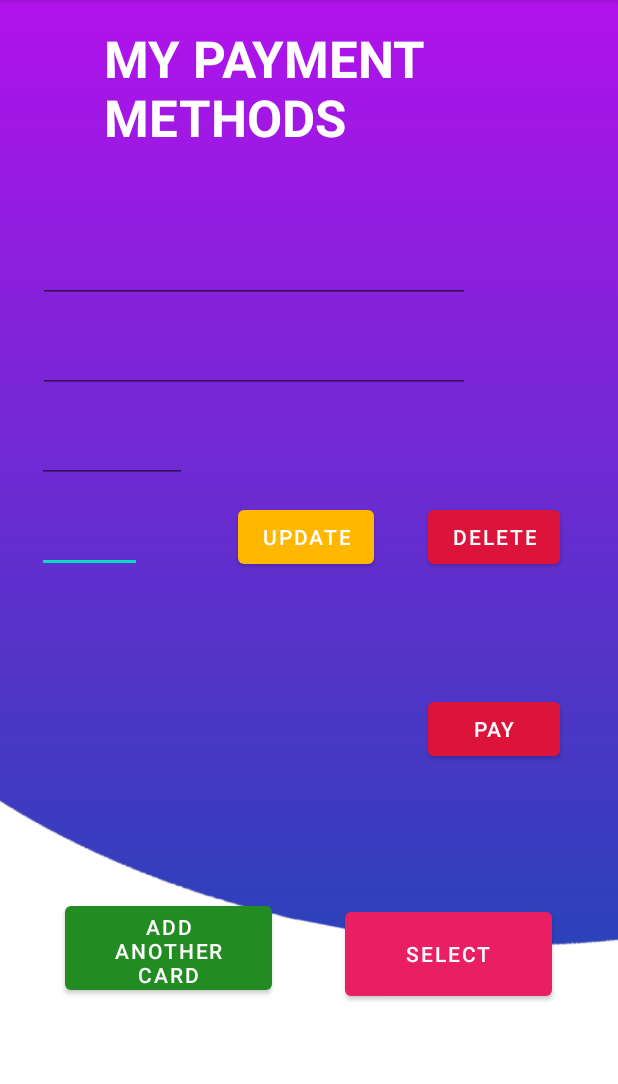
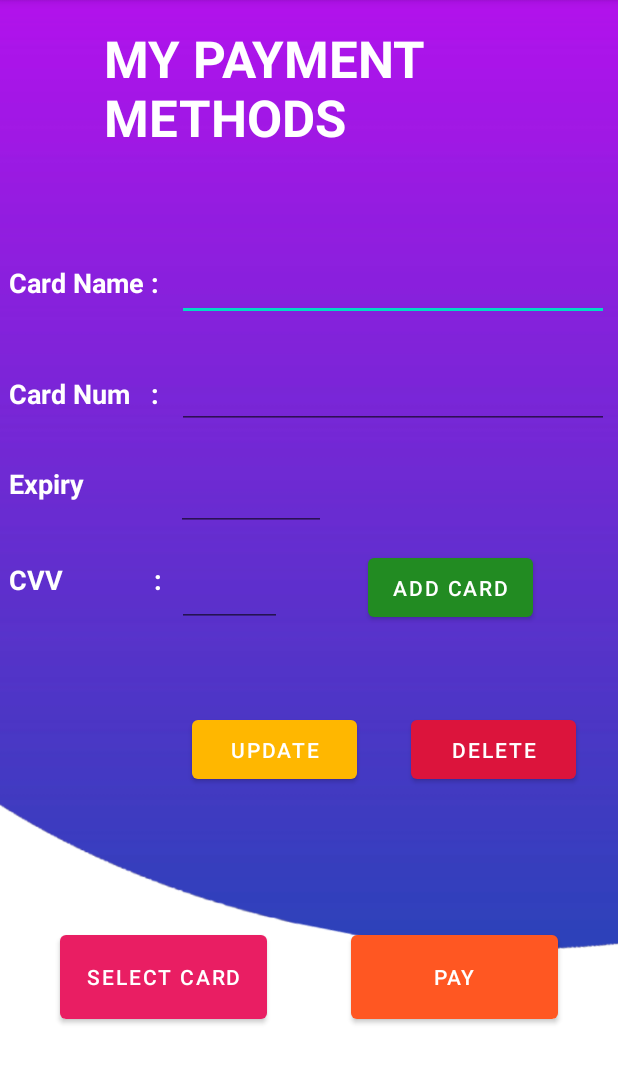
Before and after one commit to raninduSachintha/MAD-project-Team_X-Mobile_Plaza, an Android app: the mycards screen opened directly, with no data from a screen before it, on a phone screen of 412 x 824 dp, the part 84-1168 px from its top. Run offline under Robolectric (Android 15) with nearby library versions, the phone set to English and light mode, and no system bars.

Commit message:
update added

```diff
--- a/Payment Management/app/src/main/java/com/example/mobileplaza/database/DBHelper.java
+++ b/Payment Management/app/src/main/java/com/example/mobileplaza/database/DBHelper.java
@@ -27,7 +27,7 @@ public class DBHelper extends SQLiteOpenHelper {   //handel all crud functions
                         UsersMaster.Users._ID+ " INTEGER PRIMARY KEY," +
                         UsersMaster.Users.col_1+ " TEXT,"+
                         UsersMaster.Users.col_2+ " INTEGER,"+           //qery for creating the table
-                        UsersMaster.Users.col_3+ " INTEGER,"+
+                        UsersMaster.Users.col_3+ " TEXT,"+
                         UsersMaster.Users.col_4+ " INTEGER)";
 
         db.execSQL(SQL_CREATE_ENTRIES);
--- a/Payment Management/app/src/main/java/com/example/mobileplaza/mycards.java
+++ b/Payment Management/app/src/main/java/com/example/mobileplaza/mycards.java
@@ -6,9 +6,11 @@ import androidx.appcompat.app.AlertDialog;
 import androidx.appcompat.app.AppCompatActivity;
 
 import android.content.DialogInterface;
+import android.content.Intent;
 import android.os.Bundle;
 
 import android.view.View;
+import android.widget.Button;
 import android.widget.EditText;
 import android.widget.Toast;
 
@@ -24,6 +26,8 @@ public class mycards extends AppCompatActivity {
     EditText et_cardexp6;
     EditText et_cardcvv6;
 
+    private Button payto;
+
 
 
     @Override
@@ -36,6 +40,15 @@ public class mycards extends AppCompatActivity {
         et_cardnumber6=findViewById(R.id.et_cardnumber6);
         et_cardexp6=findViewById(R.id.et_cardexp6);
         et_cardcvv6=findViewById(R.id.et_cardcvv6);
+
+        payto=findViewById(R.id.btn_pay2);
+        payto.setOnClickListener(new View.OnClickListener() {
+            @Override
+            public void onClick(View view) {
+                Intent intents=new Intent(mycards.this,successful.class);
+                startActivity(intents);
+            }
+        });
 
     }
 
@@ -78,7 +91,7 @@ public class mycards extends AppCompatActivity {
             @Override
             public void onClick(DialogInterface dialogInterface, int i) {            //click index is i
 
-                String cardName = infoArray[i].split(":")[0];
+                String cardName =infoArray[i].split(":")[0];
                 String cardNum = infoArray[i].split(":")[1];          //split values auto by when click
                 String cardExp = infoArray[i].split(":")[2];
                 String cardCvv = infoArray[i].split(":")[3];
--- a/Payment Management/app/src/main/res/layout/activity_mycards.xml
+++ b/Payment Management/app/src/main/res/layout/activity_mycards.xml
@@ -15,38 +15,69 @@
         app:layout_constraintHorizontal_bias="0.505"
         app:layout_constraintStart_toStartOf="parent"
         app:layout_constraintTop_toTopOf="parent"
-        app:layout_constraintVertical_bias="0.375"
+        app:layout_constraintVertical_bias="0.318"
         app:srcCompat="@drawable/background" />
 
     <Button
         android:id="@+id/btn_pay2"
-        android:layout_width="wrap_content"
-        android:layout_height="wrap_content"
-        android:layout_marginStart="36dp"
-        android:layout_marginLeft="36dp"
-        android:layout_marginTop="80dp"
+        android:layout_width="138dp"
+        android:layout_height="68dp"
+        android:layout_marginEnd="40dp"
+        android:layout_marginRight="40dp"
         android:text="@string/btn_pay2"
-        app:backgroundTint="#DC143C"
+        app:backgroundTint="#FF5722"
+        app:layout_constraintBaseline_toBaselineOf="@+id/btn_select"
+        app:layout_constraintEnd_toEndOf="parent" />
+
+    <EditText
+        android:id="@+id/et_cardname6"
+        android:layout_width="288dp"
+        android:layout_height="52dp"
+        android:layout_marginTop="52dp"
+        android:ems="10"
+        android:inputType="textPersonName"
+        android:text="@string/et_cardname6"
+        android:textColor="#FFFFFF"
+        android:textSize="18sp"
+        android:textStyle="bold"
         app:layout_constraintEnd_toEndOf="parent"
-        app:layout_constraintHorizontal_bias="0.0"
-        app:layout_constraintStart_toEndOf="@+id/btn_update"
-        app:layout_constraintTop_toBottomOf="@+id/btn_delete" />
+        app:layout_constraintHorizontal_bias="0.951"
+        app:layout_constraintStart_toStartOf="parent"
+        app:layout_constraintTop_toBottomOf="@+id/textView2"
+        tools:ignore="SpeakableTextPresentCheck" />
+
+    <EditText
+        android:id="@+id/et_cardexp6"
+        android:layout_width="100dp"
+        android:layout_height="52dp"
+        android:layout_marginTop="16dp"
+        android:ems="10"
+        android:inputType="date"
+        android:text="@string/et_cardexp6"
+        android:textColor="#FFFFFF"
+        android:textSize="18sp"
+        android:textStyle="bold"
+        app:layout_constraintEnd_toEndOf="parent"
+        app:layout_constraintHorizontal_bias="0.376"
+        app:layout_constraintStart_toStartOf="parent"
+        app:layout_constraintTop_toBottomOf="@+id/et_cardnumber6"
+        tools:ignore="SpeakableTextPresentCheck" />
 
     <EditText
         android:id="@+id/et_cardcvv6"
         android:layout_width="70dp"
         android:layout_height="52dp"
-        android:layout_marginTop="8dp"
+        android:layout_marginTop="12dp"
+        android:layout_marginEnd="224dp"
+        android:layout_marginRight="224dp"
         android:ems="10"
+
         android:inputType="numberSigned"
         android:text="@string/et_cardcvv6"
-
         android:textColor="#FFFFFF"
         android:textSize="18sp"
         android:textStyle="bold"
         app:layout_constraintEnd_toEndOf="parent"
-        app:layout_constraintHorizontal_bias="0.073"
-        app:layout_constraintStart_toStartOf="parent"
         app:layout_constraintTop_toBottomOf="@+id/et_cardexp6"
         tools:ignore="SpeakableTextPresentCheck" />
 
@@ -54,7 +85,7 @@
         android:id="@+id/et_cardnumber6"
         android:layout_width="288dp"
         android:layout_height="52dp"
-        android:layout_marginTop="8dp"
+        android:layout_marginTop="20dp"
         android:ems="10"
         android:inputType="numberSigned"
         android:text="@string/et_cardnumber6"
@@ -62,70 +93,35 @@
         android:textSize="18sp"
         android:textStyle="bold"
         app:layout_constraintEnd_toEndOf="parent"
-        app:layout_constraintHorizontal_bias="0.203"
+        app:layout_constraintHorizontal_bias="0.951"
         app:layout_constraintStart_toStartOf="parent"
         app:layout_constraintTop_toBottomOf="@+id/et_cardname6"
         tools:ignore="SpeakableTextPresentCheck" />
 
-    <EditText
-        android:id="@+id/et_cardname6"
-        android:layout_width="288dp"
-        android:layout_height="52dp"
-        android:layout_marginTop="40dp"
-        android:ems="10"
-        android:inputType="textPersonName"
-        android:text="@string/et_cardname6"
-        android:textColor="#FFFFFF"
-        android:textSize="18sp"
-        android:textStyle="bold"
-        app:layout_constraintEnd_toEndOf="parent"
-        app:layout_constraintHorizontal_bias="0.203"
-        app:layout_constraintStart_toStartOf="parent"
-        app:layout_constraintTop_toBottomOf="@+id/textView2"
-        tools:ignore="SpeakableTextPresentCheck" />
-
     <Button
         android:id="@+id/btn_addanother"
-        android:layout_width="138dp"
-        android:layout_height="68dp"
-        android:layout_marginTop="216dp"
+        android:layout_width="110dp"
+        android:layout_height="51dp"
+        android:layout_marginTop="80dp"
         android:onClick="saveCard"
-        android:text="@string/btn_addanother"
+        android:text="@string/btn_addanother2"
         app:backgroundTint="#228B22"
         app:layout_constraintEnd_toEndOf="parent"
-        app:layout_constraintHorizontal_bias="0.157"
-        app:layout_constraintStart_toStartOf="parent"
-        app:layout_constraintTop_toBottomOf="@+id/btn_update" />
+        app:layout_constraintStart_toEndOf="@+id/et_cardcvv6"
+        app:layout_constraintTop_toBottomOf="@+id/et_cardnumber6" />
 
     <Button
         android:id="@+id/btn_select"
         android:layout_width="138dp"
         android:layout_height="68dp"
-        android:layout_marginTop="220dp"
-        android:layout_marginEnd="44dp"
-        android:layout_marginRight="44dp"
+        android:layout_marginStart="40dp"
+        android:layout_marginLeft="40dp"
+        android:layout_marginTop="92dp"
         android:onClick="viewAll"
-        android:text="@string/btn_select"
+        android:text="@string/btn_select2"
         app:backgroundTint="#E91E63"
-        app:layout_constraintEnd_toEndOf="parent"
+        app:layout_constraintStart_toStartOf="parent"
         app:layout_constraintTop_toBottomOf="@+id/btn_update" />
-
-    <EditText
-        android:id="@+id/et_cardexp6"
-        android:layout_width="100dp"
-        android:layout_height="52dp"
-        android:layout_marginTop="8dp"
-        android:ems="10"
-        android:inputType="date"
-        android:text="@string/et_cardexp6"
-        android:textColor="#FFFFFF"
-        android:textSize="18sp"
-        android:textStyle="bold"
-        app:layout_constraintEnd_toEndOf="parent"
-        app:layout_constraintHorizontal_bias="0.08"
-        app:layout_constraintStart_toStartOf="parent"
-        app:layout_constraintTop_toBottomOf="@+id/et_cardnumber6"
-        tools:ignore="SpeakableTextPresentCheck" />
 
     <TextView
         android:id="@+id/textView2"
@@ -144,30 +140,86 @@
 
     <Button
         android:id="@+id/btn_update"
-        android:layout_width="wrap_content"
-        android:layout_height="wrap_content"
-        android:layout_marginStart="64dp"
-        android:layout_marginLeft="64dp"
-        android:layout_marginTop="72dp"
+        android:layout_width="110dp"
+        android:layout_height="51dp"
+        android:layout_marginStart="128dp"
+        android:layout_marginLeft="128dp"
+        android:layout_marginTop="56dp"
         android:onClick="updateCard"
         android:text="@string/btn_update"
         app:backgroundTint="#FFB700"
-        app:layout_constraintStart_toEndOf="@+id/et_cardcvv6"
-        app:layout_constraintTop_toBottomOf="@+id/et_cardnumber6" />
+        app:layout_constraintStart_toStartOf="parent"
+        app:layout_constraintTop_toBottomOf="@+id/et_cardcvv6" />
 
     <Button
         android:id="@+id/btn_delete"
-        android:layout_width="wrap_content"
-        android:layout_height="wrap_content"
+        android:layout_width="110dp"
+        android:layout_height="51dp"
         android:layout_marginStart="36dp"
         android:layout_marginLeft="36dp"
-        android:layout_marginTop="72dp"
         android:onClick="deleteCard"
         android:text="@string/btn_delete"
         app:backgroundTint="#DC143C"
+        app:layout_constraintBaseline_toBaselineOf="@+id/btn_update"
         app:layout_constraintEnd_toEndOf="parent"
         app:layout_constraintHorizontal_bias="0.0"
-        app:layout_constraintStart_toEndOf="@+id/btn_update"
-        app:layout_constraintTop_toBottomOf="@+id/et_cardnumber6" />
+        app:layout_constraintStart_toEndOf="@+id/btn_update" />
+
+    <TextView
+        android:id="@+id/textView6"
+        android:layout_width="102dp"
+        android:layout_height="24dp"
+        android:layout_marginStart="6dp"
+        android:layout_marginLeft="6dp"
+        android:layout_marginTop="40dp"
+        android:text="Expiry          :"
+        android:textColor="#FFFFFF"
+        android:textSize="18sp"
+        android:textStyle="bold"
+        app:layout_constraintStart_toStartOf="parent"
+        app:layout_constraintTop_toBottomOf="@+id/textView8" />
+
+    <TextView
+        android:id="@+id/textView8"
+        android:layout_width="104dp"
+        android:layout_height="20dp"
+        android:layout_marginStart="6dp"
+        android:layout_marginLeft="6dp"
+        android:layout_marginTop="48dp"
+        android:text="Card Num   :"
+        android:textColor="#FFFFFF"
+        android:textSize="18sp"
+        android:textStyle="bold"
+        app:layout_constraintStart_toStartOf="parent"
+        app:layout_constraintTop_toBottomOf="@+id/textView5" />
+
+    <TextView
+        android:id="@+id/textView7"
+        android:layout_width="103dp"
+        android:layout_height="27dp"
+        android:layout_marginStart="6dp"
+        android:layout_marginLeft="6dp"
+        android:layout_marginTop="40dp"
+        android:text="CVV             :"
+        android:textColor="#FFFFFF"
+        android:textSize="18sp"
+        android:textStyle="bold"
+        app:layout_constraintStart_toStartOf="parent"
+        app:layout_constraintTop_toBottomOf="@+id/textView6" />
+
+    <TextView
+        android:id="@+id/textView5"
+        android:layout_width="106dp"
+        android:layout_height="26dp"
+        android:layout_marginStart="6dp"
+        android:layout_marginLeft="6dp"
+        android:layout_marginTop="176dp"
+        android:text="Card Name :"
+        android:textColor="#FFFFFF"
+        android:textSize="18sp"
+        android:textStyle="bold"
+        app:layout_constraintStart_toStartOf="parent"
+        app:layout_constraintTop_toTopOf="parent" />
+
 
 </androidx.constraintlayout.widget.ConstraintLayout>
--- a/Payment Management/app/src/main/res/values/strings.xml
+++ b/Payment Management/app/src/main/res/values/strings.xml
@@ -22,6 +22,8 @@
     <string name="btn_deletetwo">deletetwo</string>
     <string name="btn_select">Select</string>
     <string name="btn_pay2">Pay</string>
+    <string name="btn_addanother2">Add Card</string>
+    <string name="btn_select2">Select Card</string>
 
 
 </resources>
```
Also changed, not shown: Payment Management/app/src/main/java/com/example/mobileplaza/carddetails.java (+8 -0 lines), Payment Management/app/src/main/res/layout/activity_carddetails.xml (+82 -62 lines).
